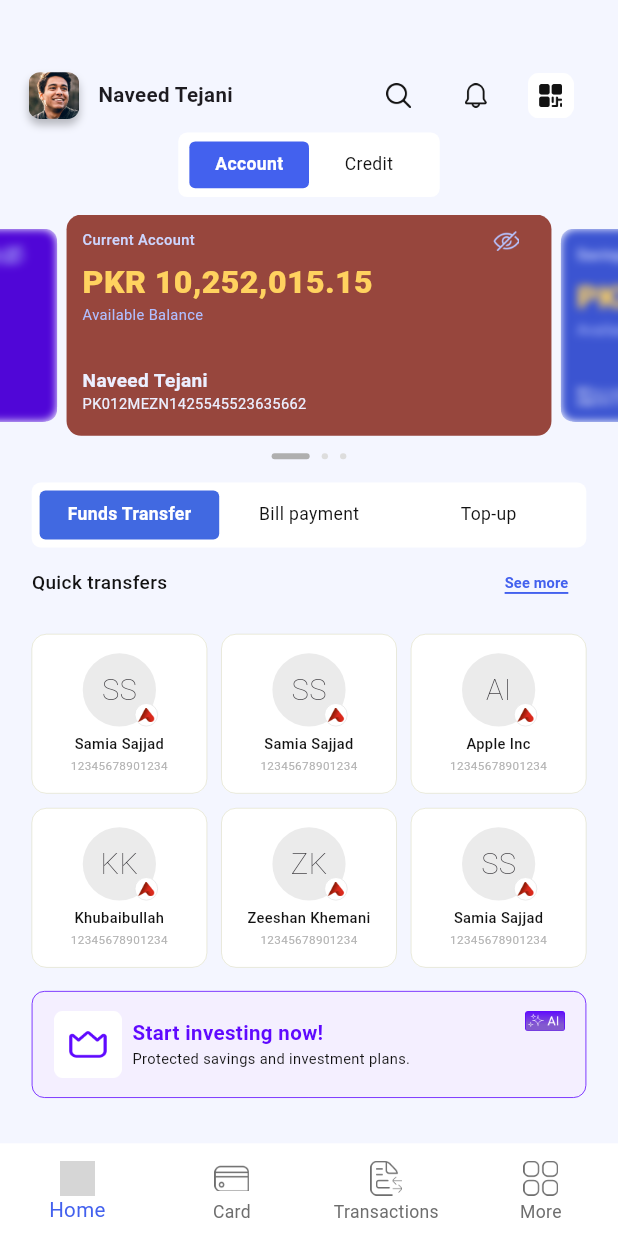
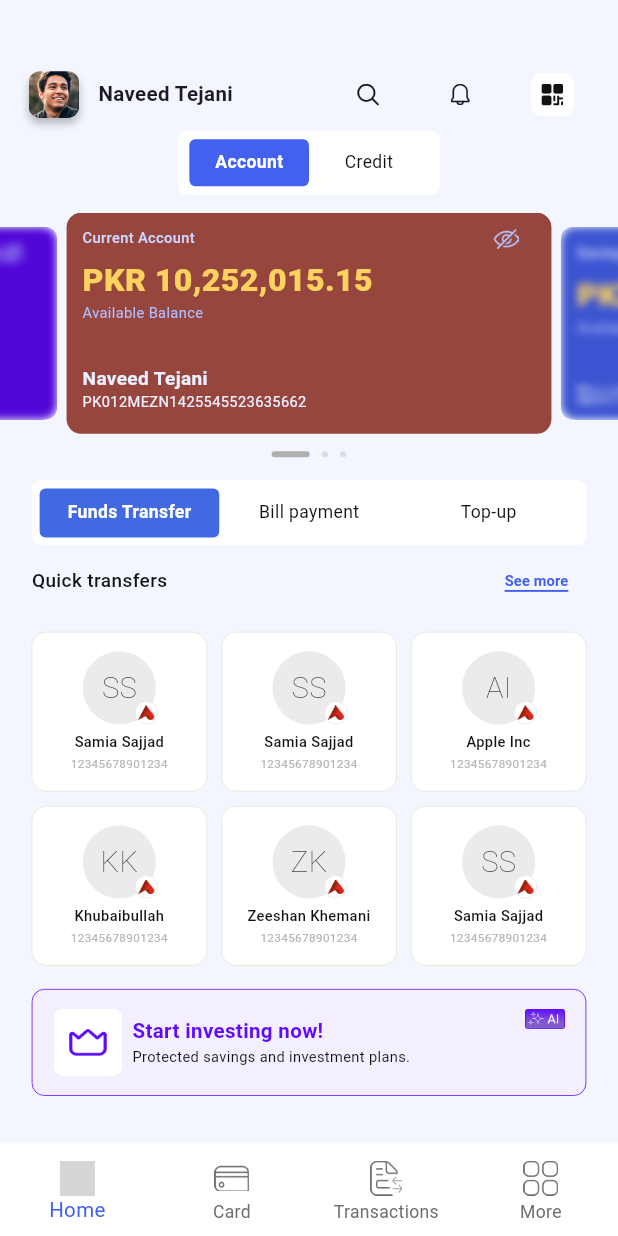
Before and after one commit to Iqbalshah786/passkeys, a Flutter app: the HomeTab screen opened directly, on a phone screen of 412 x 824 dp. Run offline on Flutter 3.47's test engine with Material 3 defaults, Android fonts, the phone set to English and light mode, and no system bars; drawn by our look-alikes of carousel_slider, smooth_page_indicator; our stand-ins replace flutter_native_splash, flutter_screenutil, google_fonts, logger; grey boxes are pictures that could not be loaded.

Commit message:
update action buttons widget ui

```diff
--- a/lib/widgets/action_buttons_widget.dart
+++ b/lib/widgets/action_buttons_widget.dart
@@ -9,27 +9,30 @@ class ActionButtonsWidget extends StatelessWidget {
   @override
   Widget build(BuildContext context) {
     return Row(
+      // mainAxisSize: MainAxisSize.min,
       children: [
         CustomIconButton(
           assetPath: 'assets/icons/search.png',
-          width: 35.w,
-          height: 35.h,
+          width: 30.w,
+          height: 30.h,
           onPressed: () {
             print('search icon');
           },
         ),
+        SizedBox(width: 12.w,),
         CustomIconButton(
           assetPath: 'assets/icons/bell.png',
-          width: 17.w,
-          height: 17.h,
+          width: 15.w,
+          height: 15.h,
           onPressed: () {
             print('notification icon');
           },
         ),
+        SizedBox(width: 12.w,),
         CustomIconButton(
           assetPath: 'assets/icons/qr.png',
-          width: 32.w,
-          height: 32.h,
+          width: 30.w,
+          height: 30.h,
           onPressed: () {
             print('qr code');
           },
```
